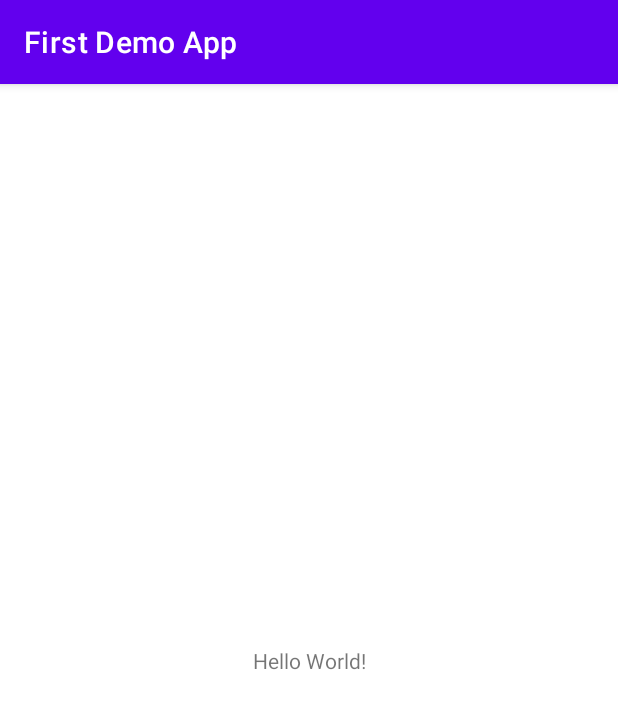
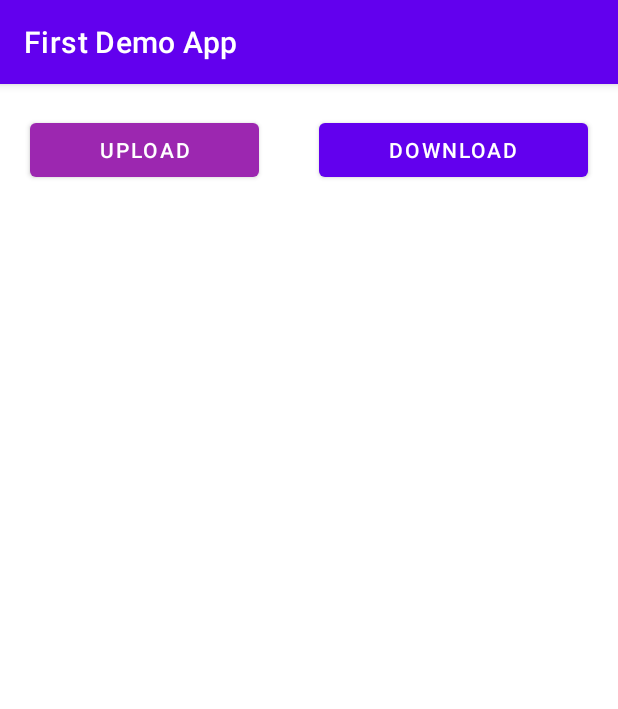
Before and after one commit to NehaVns/30DaysAppDevChallenge, an Android app: the screen it shows after launch (MainActivity), on a phone screen of 412 x 824 dp. Shown: the top 709 px of the screen. Run offline under Robolectric (Android 15) with nearby library versions, the phone set to English and light mode, and no system bars.

Commit message:
Day 3 FirstDemoApp Version 1.0

```diff
--- a/FirstDemoApp/app/src/main/java/com/androidtutorials/firstdemoapp/MainActivity.kt
+++ b/FirstDemoApp/app/src/main/java/com/androidtutorials/firstdemoapp/MainActivity.kt
@@ -2,10 +2,21 @@ package com.androidtutorials.firstdemoapp
 
 import androidx.appcompat.app.AppCompatActivity
 import android.os.Bundle
+import android.widget.Button
+import android.widget.Toast
 
 class MainActivity : AppCompatActivity() {
     override fun onCreate(savedInstanceState: Bundle?) {
         super.onCreate(savedInstanceState)
         setContentView(R.layout.activity_main)
+        val buttonUpload = findViewById<Button>(R.id.btnUpload)
+        val buttonDownload = findViewById<Button>(R.id.btnDownload)
+        buttonUpload.setOnClickListener {
+            Toast.makeText(applicationContext, "Uploading...", Toast.LENGTH_SHORT).show()
+        }
+        buttonDownload.setOnClickListener {
+            Toast.makeText(applicationContext, "Downloading...", Toast.LENGTH_SHORT).show()
+        }
     }
+
 }
--- a/FirstDemoApp/app/src/main/res/layout/activity_main.xml
+++ b/FirstDemoApp/app/src/main/res/layout/activity_main.xml
@@ -1,18 +1,30 @@
 <?xml version="1.0" encoding="utf-8"?>
-<androidx.constraintlayout.widget.ConstraintLayout xmlns:android="http://schemas.android.com/apk/res/android"
+<LinearLayout xmlns:android="http://schemas.android.com/apk/res/android"
     xmlns:app="http://schemas.android.com/apk/res-auto"
     xmlns:tools="http://schemas.android.com/tools"
     android:layout_width="match_parent"
     android:layout_height="match_parent"
-    tools:context=".MainActivity">
+    tools:context=".MainActivity"
+    android:orientation="horizontal">
 
-    <TextView
-        android:layout_width="wrap_content"
-        android:layout_height="wrap_content"
-        android:text="Hello World!"
-        app:layout_constraintBottom_toBottomOf="parent"
-        app:layout_constraintEnd_toEndOf="parent"
-        app:layout_constraintStart_toStartOf="parent"
-        app:layout_constraintTop_toTopOf="parent" />
 
-</androidx.constraintlayout.widget.ConstraintLayout>
+        <Button
+            android:id="@+id/btnUpload"
+            android:layout_width="wrap_content"
+            android:layout_height="wrap_content"
+            android:layout_weight="1"
+            android:text="Upload"
+            android:layout_margin="20dp"
+            app:backgroundTint="#9C27B0" />
+
+
+        <Button
+            android:id="@+id/btnDownload"
+            android:layout_width="wrap_content"
+            android:layout_height="wrap_content"
+            android:layout_weight="1"
+            android:text="Download"
+            android:layout_margin="20dp"
+            app:backgroundTint="@color/purple_500" />
+
+</LinearLayout>
```
